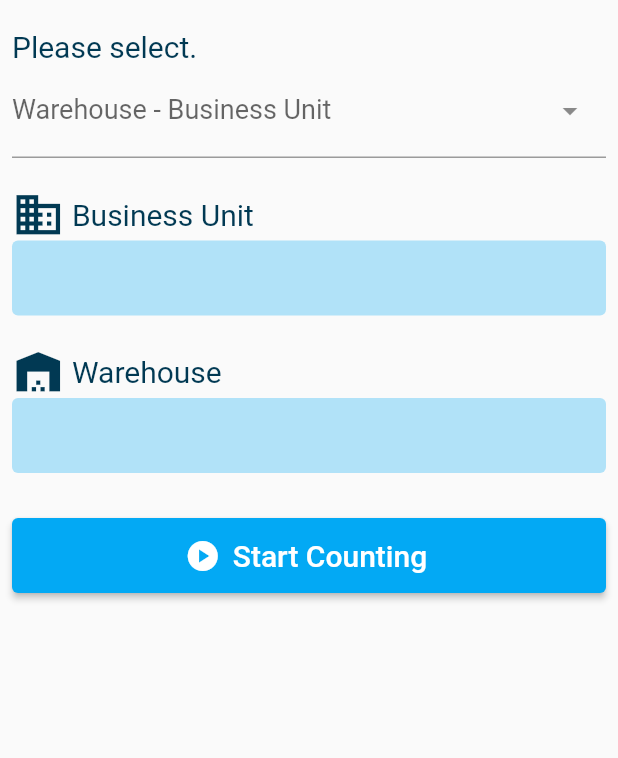
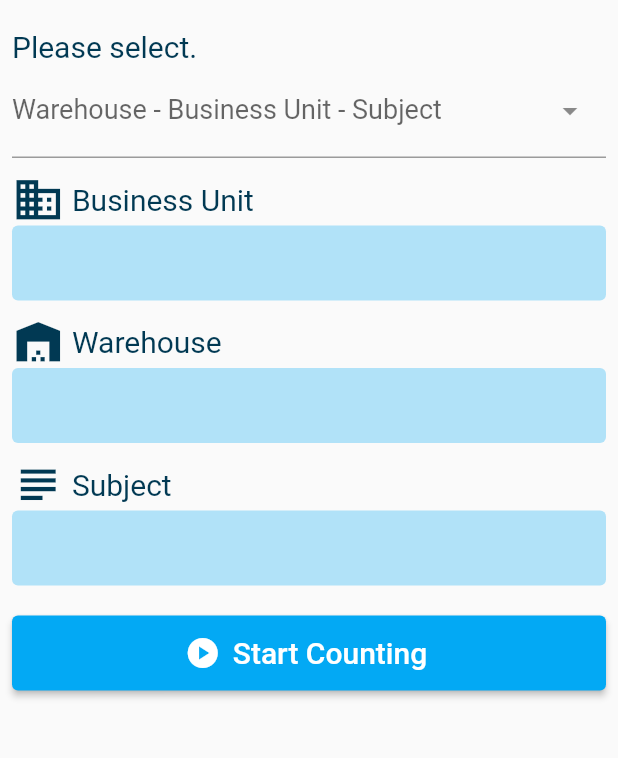
Before and after one commit to KorOkami/StockCount, a Flutter app: the BU_Screen screen opened directly with empty values, on a phone screen of 412 x 824 dp, the part 302-1060 px from its top. Run offline on Flutter 3.47's test engine with Material 2 defaults, Android fonts, the phone set to English and light mode, and no system bars; drawn by our look-alikes of dropdown_search; our stand-ins replace dio, flutter_slidable, form_field_validator, google_fonts, jwt_decoder, motion_tab_bar_v2 and 2 more; missing offline and left inert: dart:ffi, flutter_barcode_scanner, flutter_dynamic_calculator, qrscan; accounts and stored records are empty; network calls fail; Roboto replaces fonts that are missing (Prompt).

Commit message:
Action EditComplete

```diff
--- a/lib/model/itemMaster.dart
+++ b/lib/model/itemMaster.dart
@@ -10,22 +10,29 @@ ItemMaster itemMasterFromJson(String str) =>
 String itemMasterToJson(ItemMaster data) => json.encode(data.toJson());
 
 class ItemMaster {
-  ItemMaster({this.code, this.name, this.uomCode, this.location});
+  ItemMaster({this.code, this.name, this.uomCode, this.uomName, this.location});
 
   String? code;
   String? name;
   String? uomCode;
+  String? uomName;
   String? location;
 
   factory ItemMaster.fromJson(Map<String, dynamic> json) => ItemMaster(
         code: json["code"],
         name: json["name"],
         uomCode: json["uomCode"],
+        uomName: json["uomName"],
         location: json["location"],
       );
 
-  Map<String, dynamic> toJson() =>
-      {"code": code, "name": name, "uomCode": uomCode, "location": location};
+  Map<String, dynamic> toJson() => {
+        "code": code,
+        "name": name,
+        "uomCode": uomCode,
+        "uomName": uomName,
+        "location": location
+      };
 }
 
 class Batch {
--- a/lib/screen/addbatch.dart
+++ b/lib/screen/addbatch.dart
@@ -57,6 +57,7 @@ class _AddBatchState extends State<AddBatch> {
   }
 
   final api = stockCountingAPI();
+
   /*Future<String> AddBatchExpire(StockOnhand _stockOnhand, Batch batch) async {
     ItemMaster _ItemMaster = ItemMaster();
     String result = "";
--- a/lib/screen/bu_screen.dart
+++ b/lib/screen/bu_screen.dart
@@ -193,7 +193,8 @@ class _BU_ScreenState extends State<BU_Screen> {
                         },
                         dropdownDecoratorProps: DropDownDecoratorProps(
                             dropdownSearchDecoration: InputDecoration(
-                                labelText: "Warehouse - Business Unit"),
+                                labelText:
+                                    "Warehouse - Business Unit - Subject"),
                             baseStyle: GoogleFonts.prompt(fontSize: 18)),
                         validator: (value) {
                           if (value == null) {
@@ -202,7 +203,7 @@ class _BU_ScreenState extends State<BU_Screen> {
                         },
                       ),
                       SizedBox(
-                        height: 20,
+                        height: 10,
                       ),
                       Row(
                         crossAxisAlignment: CrossAxisAlignment.center,
@@ -244,7 +245,7 @@ class _BU_ScreenState extends State<BU_Screen> {
                         ),
                       ),
                       SizedBox(
-                        height: 20,
+                        height: 10,
                       ),
                       Row(
                         crossAxisAlignment: CrossAxisAlignment.center,
@@ -292,7 +293,55 @@ class _BU_ScreenState extends State<BU_Screen> {
                         ),
                       ),
                       SizedBox(
-                        height: 30,
+                        height: 10,
+                      ),
+                      Row(
+                        crossAxisAlignment: CrossAxisAlignment.center,
+                        children: [
+                          SizedBox(
+                            child: Icon(
+                              Icons.subject,
+                              color: Color.fromARGB(255, 1, 57, 83),
+                              size: 35,
+                            ),
+                          ),
+                          Text(
+                            " Subject",
+                            style: GoogleFonts.prompt(
+                                fontSize: 20,
+                                color: Color.fromARGB(255, 1, 57, 83)),
+                          ),
+                        ],
+                      ),
+                      Container(
+                        alignment: Alignment.centerLeft,
+                        height: 50,
+                        width: double.infinity,
+                        decoration: BoxDecoration(
+                          color: Color.fromARGB(255, 177, 226, 248),
+                          borderRadius: BorderRadius.circular(4),
+                        ),
+                        child: Padding(
+                          padding: const EdgeInsets.all(8.0),
+                          child: SingleChildScrollView(
+                            child: Column(
+                              crossAxisAlignment: CrossAxisAlignment.start,
+                              children: [
+                                SizedBox(
+                                  child: Text(
+                                    "",
+                                    style: GoogleFonts.prompt(
+                                        fontSize: 20,
+                                        color: Color.fromARGB(255, 1, 57, 83)),
+                                  ),
+                                ),
+                              ],
+                            ),
+                          ),
+                        ),
+                      ),
+                      SizedBox(
+                        height: 20,
                       ),
                       SizedBox(
                         width: double.infinity,
```
Also changed, not shown: lib/screen/add_Item_screen.dart (+57 -15 lines), lib/services/api.dart (+23 -0 lines).
